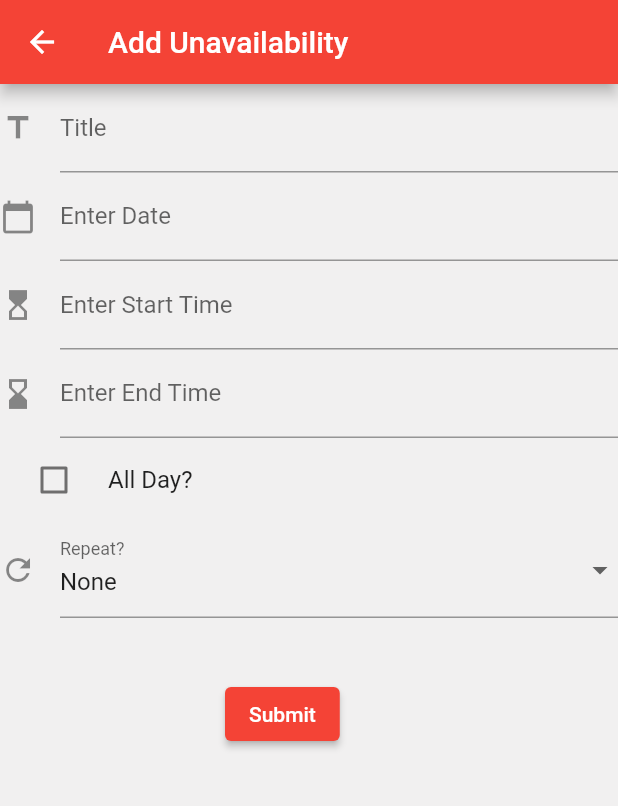
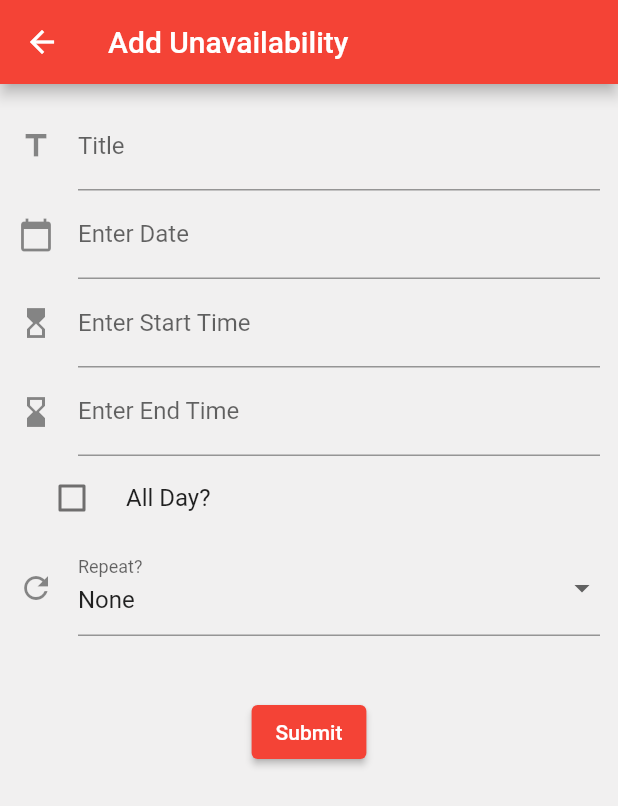
Before and after one commit to TechlauncherFireApp/mobile, a Flutter app: the CalendarFormRoute screen opened directly, on a phone screen of 412 x 824 dp. Shown: the top 806 px of the screen. Run offline on Flutter 3.47's test engine with Material 2 defaults, Android fonts, the phone set to English and light mode, and no system bars; our stand-ins replace fluttertoast, table_calendar; network calls fail.

Commit message:
Form padding

```diff
--- a/fireapp/lib/pages/Calendar/calendarForm.dart
+++ b/fireapp/lib/pages/Calendar/calendarForm.dart
@@ -92,7 +92,9 @@ class _CalendarFormState extends State<CalendarForm> {
 
     // MODIFY EVENT FORM - IN THE IF STATEMENT
     if (widget.eventBasis != null) {
-      return Form(
+      return Padding(
+        padding: const EdgeInsets.all(12.0),
+        child: Form(
           key: _formKey,
           child: Column(
             crossAxisAlignment: CrossAxisAlignment.start,
@@ -109,11 +111,14 @@ class _CalendarFormState extends State<CalendarForm> {
               buildDeleteButton(context),
             ],
           ),
+        ),
       );
     }
     // ADD EVENT FORM - BELOW
     else {
-      return Form(
+      return Padding(
+        padding: const EdgeInsets.all(12.0),
+        child: Form(
           key: _formKey,
           child: Column(
             crossAxisAlignment: CrossAxisAlignment.start,
@@ -127,6 +132,7 @@ class _CalendarFormState extends State<CalendarForm> {
               buildEventDropDown(),
               buildSubmitButton(context, defaultSubmitFunction),
             ],
+          ),
         ),
       );
     }
@@ -282,8 +288,9 @@ class _CalendarFormState extends State<CalendarForm> {
 
   // Submit Button
   Widget buildSubmitButton(BuildContext context, Function fn) {
-    return Container(
-      padding: const EdgeInsets.only(left: 150.0, top: 40.0),
+    return Center(
+      child: Container(
+        padding: const EdgeInsets.only(top: 40.0),
         // ignore: unnecessary_new
         child: ElevatedButton(
           child: const Text('Submit'),
@@ -291,6 +298,7 @@ class _CalendarFormState extends State<CalendarForm> {
           onPressed: () async {
             fn();
           },
+        ),
       ),
     );
   }
@@ -393,8 +401,9 @@ class _CalendarFormState extends State<CalendarForm> {
 
   // Delete the event button
   Widget buildDeleteButton(BuildContext context) {
-    return Container(
-      padding: const EdgeInsets.only(left: 150.0, top: 40.0),
+    return Center(
+      child: Container(
+        padding: const EdgeInsets.only(top: 25.0),
         // ignore: unnecessary_new
         child: ElevatedButton(
           child: const Text('Delete '),
@@ -404,6 +413,7 @@ class _CalendarFormState extends State<CalendarForm> {
             Navigator.pop(context);
           },
         ),
+      ),
     );
   }
 }
```
Lines whose indentation alone changed are shown as unchanged.
